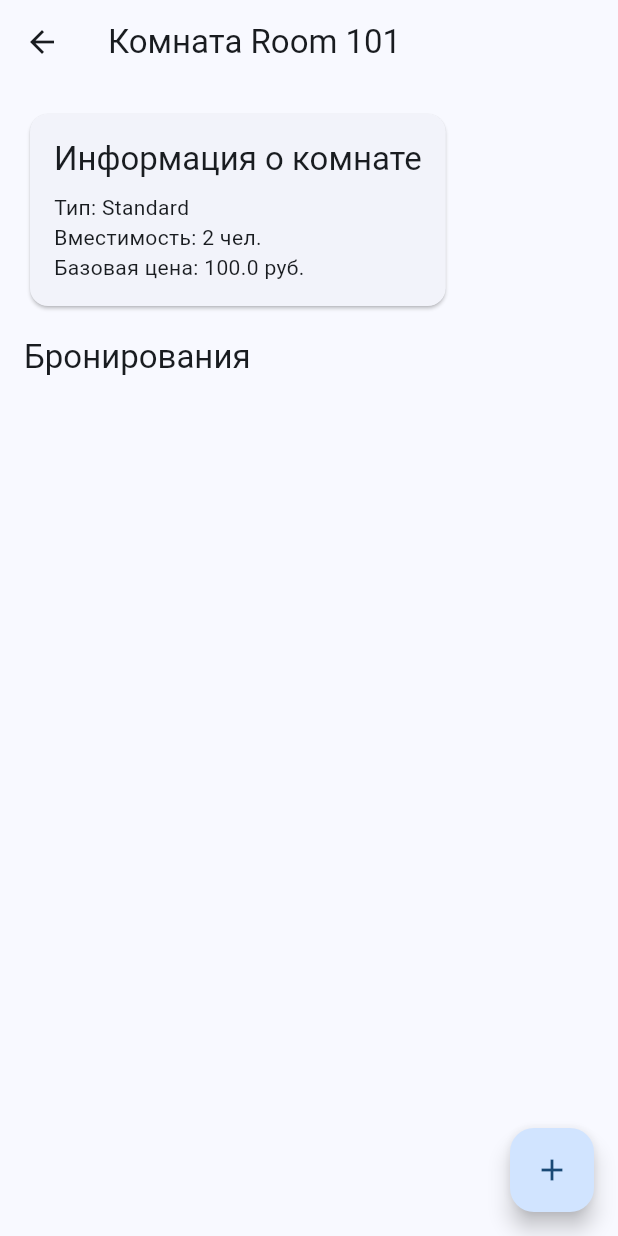
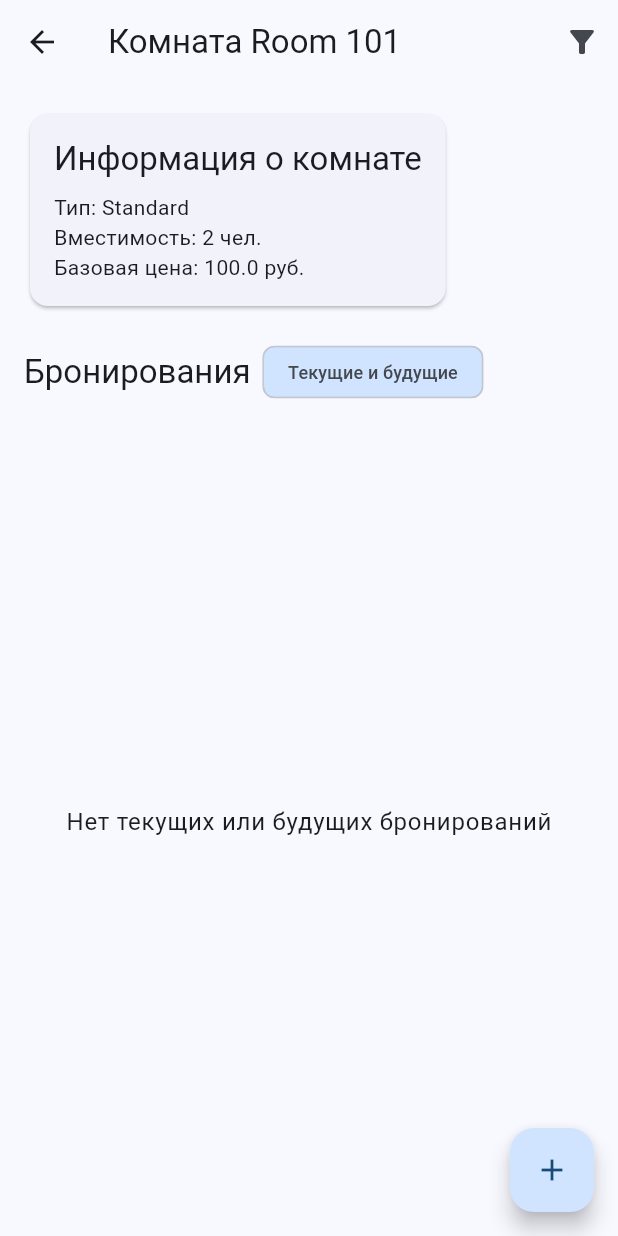
Before and after one commit to coolmarat/hotel_manager, a Flutter app: the screen it shows after launch, after a tap on "Room 101", on a phone screen of 412 x 824 dp. Run offline on Flutter 3.47's test engine with Material 3 defaults, Android fonts, the phone set to English and light mode, and no system bars; our stand-ins replace flutter_riverpod, objectbox, table_calendar; generated files the repository leaves out were written again.

Commit message:
booking filter

```diff
--- a/lib/core/localization/strings.dart
+++ b/lib/core/localization/strings.dart
@@ -93,6 +93,10 @@ class Strings {
   static const checkOutsInPeriod = 'Выездов:';
   static const totalRevenueInPeriod = 'Общая выручка:';
 
+  // Фильтрация бронирований
+  static const showCurrentBookings = 'Текущие и будущие';
+  static const showAllBookings = 'Все бронирования';
+
   // Валидация
   static const required = 'Обязательное поле';
   static const invalidCapacity = 'Введите корректное количество гостей';
--- a/lib/features/rooms/presentation/room_details_screen.dart
+++ b/lib/features/rooms/presentation/room_details_screen.dart
@@ -11,6 +11,9 @@ import '../../bookings/presentation/payment_dialog.dart';
 import '../controllers/room_controller.dart';
 import 'book_room_screen.dart';
 
+// Провайдер для хранения состояния фильтра бронирований
+final showOnlyCurrentBookingsProvider = StateProvider.family<bool, String>((ref, roomId) => true);
+
 class RoomDetailsScreen extends ConsumerWidget {
   final Room room;
 
@@ -21,9 +24,24 @@ class RoomDetailsScreen extends ConsumerWidget {
 
   @override
   Widget build(BuildContext context, WidgetRef ref) {
+    // Получаем текущее состояние фильтра для этой комнаты
+    final showOnlyCurrentBookings = ref.watch(showOnlyCurrentBookingsProvider(room.uuid));
+
     return Scaffold(
       appBar: AppBar(
         title: Text('Комната ${room.name}'),
+        actions: [
+          // Добавляем кнопку-переключатель фильтра
+          IconButton(
+            icon: Icon(showOnlyCurrentBookings ? Icons.filter_alt : Icons.filter_alt_off),
+            tooltip: showOnlyCurrentBookings ? Strings.showCurrentBookings : Strings.showAllBookings,
+            onPressed: () {
+              // Переключаем состояние фильтра
+              ref.read(showOnlyCurrentBookingsProvider(room.uuid).notifier).state =
+                !showOnlyCurrentBookings;
+            },
+          ),
+        ],
       ),
       floatingActionButton: FloatingActionButton(
         onPressed: () {
@@ -63,23 +81,63 @@ class RoomDetailsScreen extends ConsumerWidget {
           ),
           Padding(
             padding: const EdgeInsets.symmetric(horizontal: 16.0),
-            child: Text(
+            child: Row(
+              children: [
+                Text(
                   'Бронирования',
                   style: Theme.of(context).textTheme.titleLarge,
+                ),
+                const SizedBox(width: 8),
+                // Показываем текущий режим фильтрации
+                Chip(
+                  label: Text(
+                    showOnlyCurrentBookings ? Strings.showCurrentBookings : Strings.showAllBookings,
+                    style: const TextStyle(fontSize: 12),
+                  ),
+                  backgroundColor: showOnlyCurrentBookings
+                      ? Theme.of(context).colorScheme.primaryContainer
+                      : Theme.of(context).colorScheme.surfaceVariant,
+                ),
+              ],
             ),
           ),
           Expanded(
             child: ref.watch(bookingsProvider).when(
               data: (bookings) {
+                // Фильтруем бронирования по комнате
                 final roomBookings = bookings.where((booking) {
-                  // Assuming booking has a relation 'room' with a 'uuid' field
                   return booking.room.target?.uuid == room.uuid;
                 }).toList();
-                return ListView.builder(
+
+                // Применяем фильтр по дате, если включен
+                final DateTime now = DateTime.now();
+                final filteredBookings = showOnlyCurrentBookings
+                    ? roomBookings.where((booking) {
+                        // Показываем бронирования, у которых дата выезда не раньше текущей даты
+                        return booking.checkOut.isAfter(now) ||
+                               (booking.checkOut.year == now.year &&
+                                booking.checkOut.month == now.month &&
+                                booking.checkOut.day == now.day);
+                      }).toList()
+                    : roomBookings;
+
+                // Сортируем по дате заезда (от поздних к ранним)
+                filteredBookings.sort((a, b) => b.checkIn.compareTo(a.checkIn));
+
+                return filteredBookings.isEmpty
+                    ? Center(
+                        child: Text(
+                          showOnlyCurrentBookings
+                              ? 'Нет текущих или будущих бронирований'
+                              : 'Нет бронирований',
+                          style: Theme.of(context).textTheme.bodyLarge,
+                        ),
+                      )
+                    : ListView.builder(
                         padding: const EdgeInsets.all(16.0),
-                  itemCount: roomBookings.length,
+                        itemCount: filteredBookings.length,
                         itemBuilder: (context, index) {
-                    final booking = roomBookings[index];
+                          final booking = filteredBookings[index];
                           return BookingCard(booking: booking);
                         },
                       );
```
Lines whose indentation alone changed are shown as unchanged.
